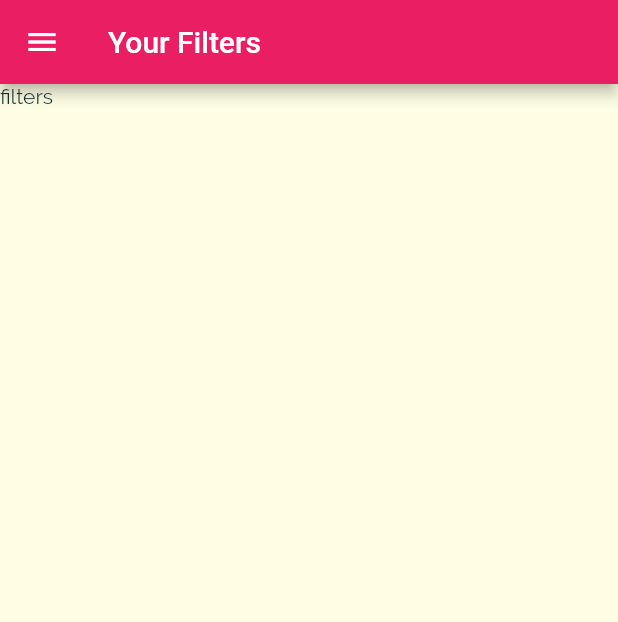
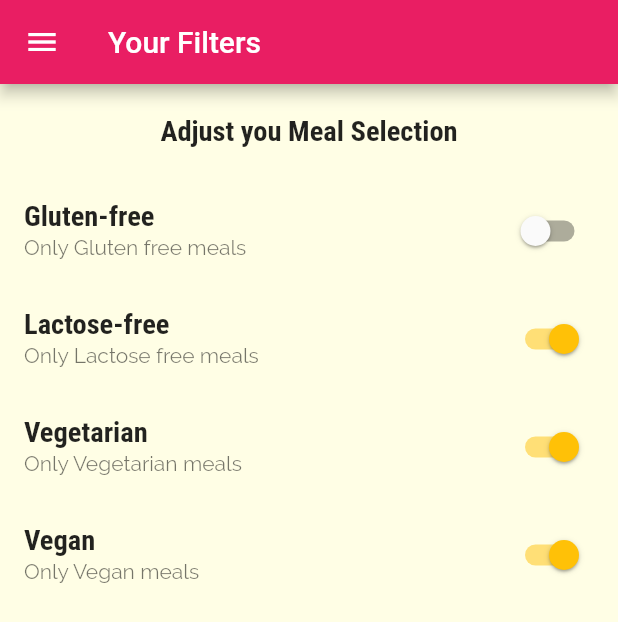
Before and after one commit to para-docx/meal_app, a Flutter app: the FilterScreen screen opened by its route, on a phone screen of 412 x 824 dp. Shown: the top 622 px of the screen. Run offline on Flutter 3.47's test engine with Material 2 defaults, Android fonts, the phone set to English and light mode, and no system bars; statements that could not run were skipped.

Commit message:
added fliter options

```diff
--- a/lib/screens/filter_screen.dart
+++ b/lib/screens/filter_screen.dart
@@ -2,9 +2,30 @@ import 'package:flutter/material.dart';
 
 import '../widgets/main_drawer.dart';
 
-class FilterScreen extends StatelessWidget {
+class FilterScreen extends StatefulWidget {
   //Route Name
   static const routeName = '/filters';
+
+  @override
+  State<FilterScreen> createState() => _FilterScreenState();
+}
+
+class _FilterScreenState extends State<FilterScreen> {
+  bool _glutenFree = false;
+  bool _vegan = true;
+  bool _vegetarian = true;
+  bool _lactoseFree = true;
+
+  //widgets
+  Widget _buildSwitchListTile(
+      String title, String desc, bool currentValue, Function updateValue) {
+    return SwitchListTile(
+      value: currentValue,
+      onChanged: updateValue,
+      title: Text(title),
+      subtitle: Text(desc),
+    );
+  }
 
   @override
   Widget build(BuildContext context) {
@@ -13,7 +34,63 @@ class FilterScreen extends StatelessWidget {
         title: Text('Your Filters'),
       ),
       drawer: MainDrawer(),
-      body: Text('filters'),
+      body: Column(
+        children: [
+          Container(
+            padding: EdgeInsets.all(20),
+            child: Text(
+              'Adjust you Meal Selection',
+              style: Theme.of(context).textTheme.subtitle1,
+            ),
+          ),
+          Expanded(
+            child: ListView(
+              children: [
+                _buildSwitchListTile(
+                  'Gluten-free',
+                  'Only Gluten free meals',
+                  _glutenFree,
+                  (newValue) {
+                    setState(() {
+                      _glutenFree = newValue;
+                    });
+                  },
+                ),
+                _buildSwitchListTile(
+                  'Lactose-free',
+                  'Only Lactose free meals',
+                  _lactoseFree,
+                  (newValue) {
+                    setState(() {
+                      _lactoseFree = newValue;
+                    });
+                  },
+                ),
+                _buildSwitchListTile(
+                  'Vegetarian',
+                  'Only Vegetarian meals',
+                  _vegetarian,
+                  (newValue) {
+                    setState(() {
+                      _vegetarian = newValue;
+                    });
+                  },
+                ),
+                _buildSwitchListTile(
+                  'Vegan',
+                  'Only Vegan meals',
+                  _vegan,
+                  (newValue) {
+                    setState(() {
+                      _vegan = newValue;
+                    });
+                  },
+                ),
+              ],
+            ),
+          ),
+        ],
+      ),
     );
   }
 }
```
